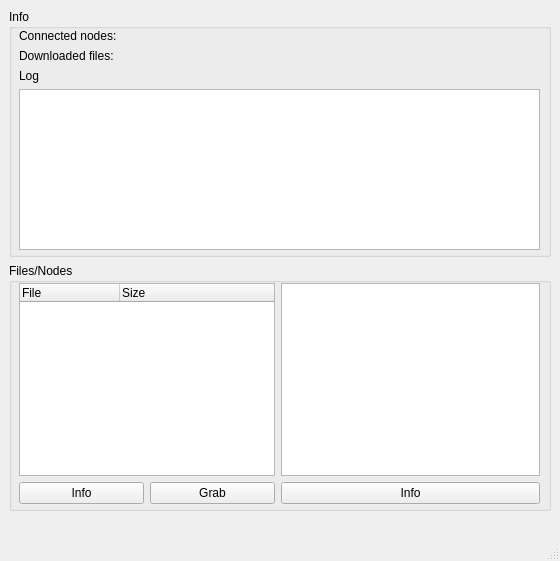
This is ui/main.ui in j0z/Crescendo as Qt 5 draws it before an edit. The edited form follows.
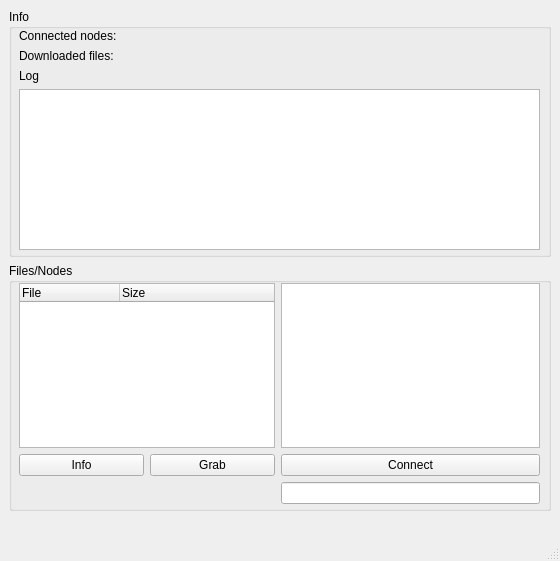
This is the edited form.

The edit to the form file:
```diff
--- a/ui/main.ui
+++ b/ui/main.ui
@@ -103,14 +103,14 @@
         <item row="0" column="5">
          <widget class="QListWidget" name="lst_nodes"/>
         </item>
-        <item row="1" column="5">
-         <widget class="QPushButton" name="btn_info_node">
+        <item row="2" column="5">
+         <widget class="QPushButton" name="btn_connect">
           <property name="text">
-           <string>Info</string>
+           <string>Connect</string>
           </property>
          </widget>
         </item>
-        <item row="1" column="1">
+        <item row="2" column="1">
          <layout class="QHBoxLayout" name="horizontalLayout_5">
           <item>
            <widget class="QPushButton" name="btn_info_client">
@@ -161,6 +161,9 @@
           </column>
          </widget>
         </item>
+        <item row="3" column="5">
+         <widget class="QLineEdit" name="lne_ip"/>
+        </item>
        </layout>
       </widget>
      </widget>
```
